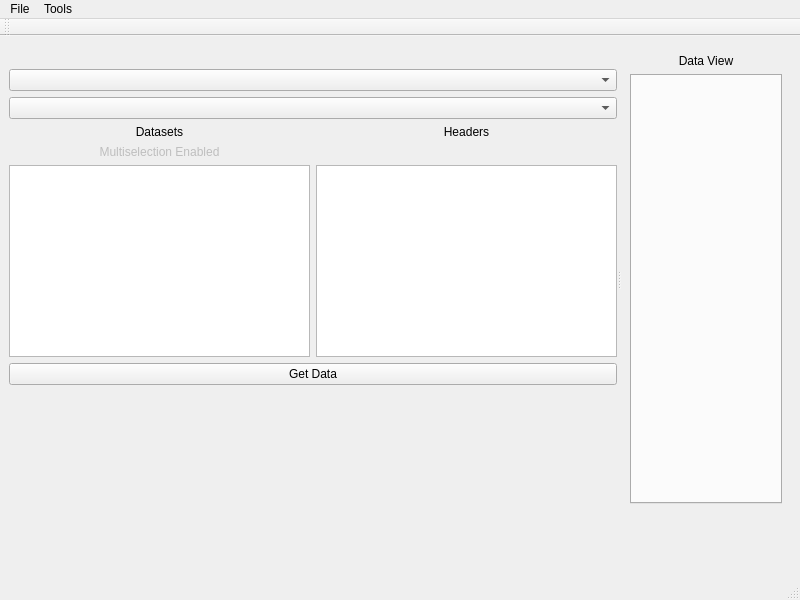
This is Phobos3/PyqtTest.ui in stephgm/analytix as Qt 5 draws it before an edit. The edited form follows.
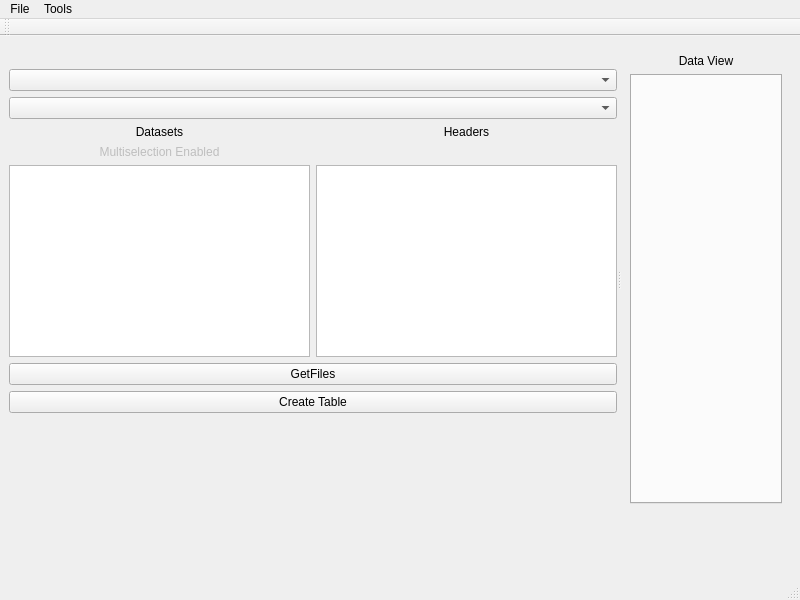
This is the edited form. Icons and pictures are not drawn.

```diff
--- a/Phobos3/PyqtTest.ui
+++ b/Phobos3/PyqtTest.ui
@@ -100,7 +100,7 @@
           </item>
          </layout>
         </item>
-        <item row="1" column="0">
+        <item row="2" column="0">
          <widget class="QComboBox" name="GroupNameCombo">
           <property name="sizePolicy">
            <sizepolicy hsizetype="Minimum" vsizetype="Fixed">
@@ -113,17 +113,7 @@
           </property>
          </widget>
         </item>
-        <item row="2" column="0">
-         <widget class="QComboBox" name="FileNameCombo">
-          <property name="sizePolicy">
-           <sizepolicy hsizetype="Minimum" vsizetype="Fixed">
-            <horstretch>0</horstretch>
-            <verstretch>0</verstretch>
-           </sizepolicy>
-          </property>
-         </widget>
-        </item>
-        <item row="5" column="0">
+        <item row="7" column="0">
          <spacer name="verticalSpacer">
           <property name="orientation">
            <enum>Qt::Vertical</enum>
@@ -136,10 +126,10 @@
           </property>
          </spacer>
         </item>
-        <item row="4" column="0">
+        <item row="5" column="0">
          <widget class="QPushButton" name="Button1">
           <property name="text">
-           <string>Get Data</string>
+           <string>GetFiles</string>
           </property>
           <property name="icon">
            <iconset>
@@ -147,6 +137,23 @@
           </property>
          </widget>
         </item>
+        <item row="1" column="0">
+         <widget class="QComboBox" name="FileNameCombo">
+          <property name="sizePolicy">
+           <sizepolicy hsizetype="Minimum" vsizetype="Fixed">
+            <horstretch>0</horstretch>
+            <verstretch>0</verstretch>
+           </sizepolicy>
+          </property>
+         </widget>
+        </item>
+        <item row="6" column="0">
+         <widget class="QPushButton" name="CreateTable">
+          <property name="text">
+           <string>Create Table</string>
+          </property>
+         </widget>
+        </item>
        </layout>
       </widget>
       <widget class="QWidget" name="gridLayoutWidget_2">
```
Left out of the diff: 2 changed lines with no effect on the pictures.
